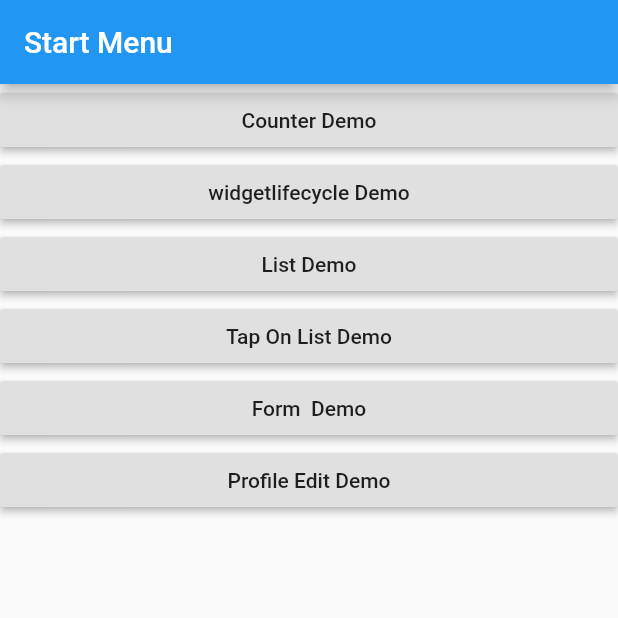
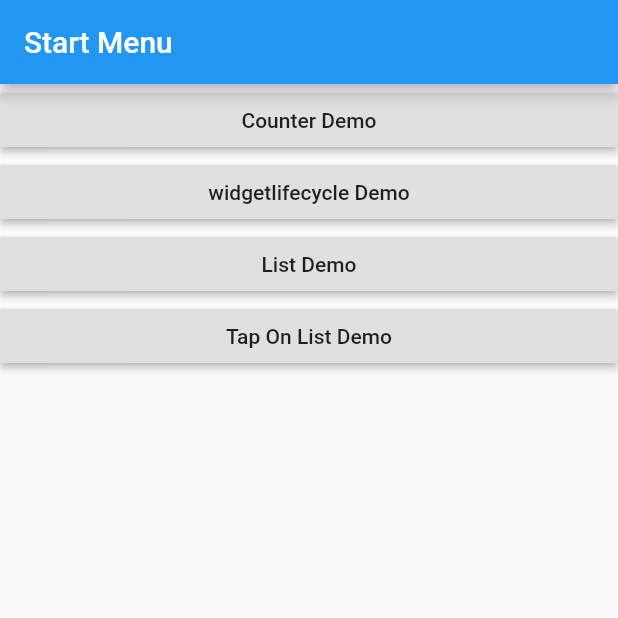
Before and after one commit to ble9/MobileApp, a Flutter app: the screen it shows after launch, on a phone screen of 412 x 824 dp, the top half of it. Run offline on Flutter 3.47's test engine with Material 2 defaults, Android fonts, the phone set to English and light mode, and no system bars; accounts and stored records are empty.

Commit message:
Update start_screens.dart

```diff
--- a/lib/screens/start_screens.dart
+++ b/lib/screens/start_screens.dart
@@ -40,14 +40,14 @@ static const routeName= '/startScreen';
                 child:Text('Tap On List Demo'),
               ),
               //part2
-              RaisedButton(
-                onPressed: ()=> Navigator.pushNamed(context, FormDemoScreen.routeName),
-                child:Text('Form  Demo'),
-              ),
-              RaisedButton(
-                onPressed: ()=> Navigator.pushNamed(context, ProfileScreen.routeName),
-                child:Text('Profile Edit Demo'),
-              )
+//               RaisedButton(
+//                 onPressed: ()=> Navigator.pushNamed(context, FormDemoScreen.routeName),
+//                 child:Text('Form  Demo'),
+//               ),
+//               RaisedButton(
+//                 onPressed: ()=> Navigator.pushNamed(context, ProfileScreen.routeName),
+//                 child:Text('Profile Edit Demo'),
+//               )
             ]
           )
         ),
```
